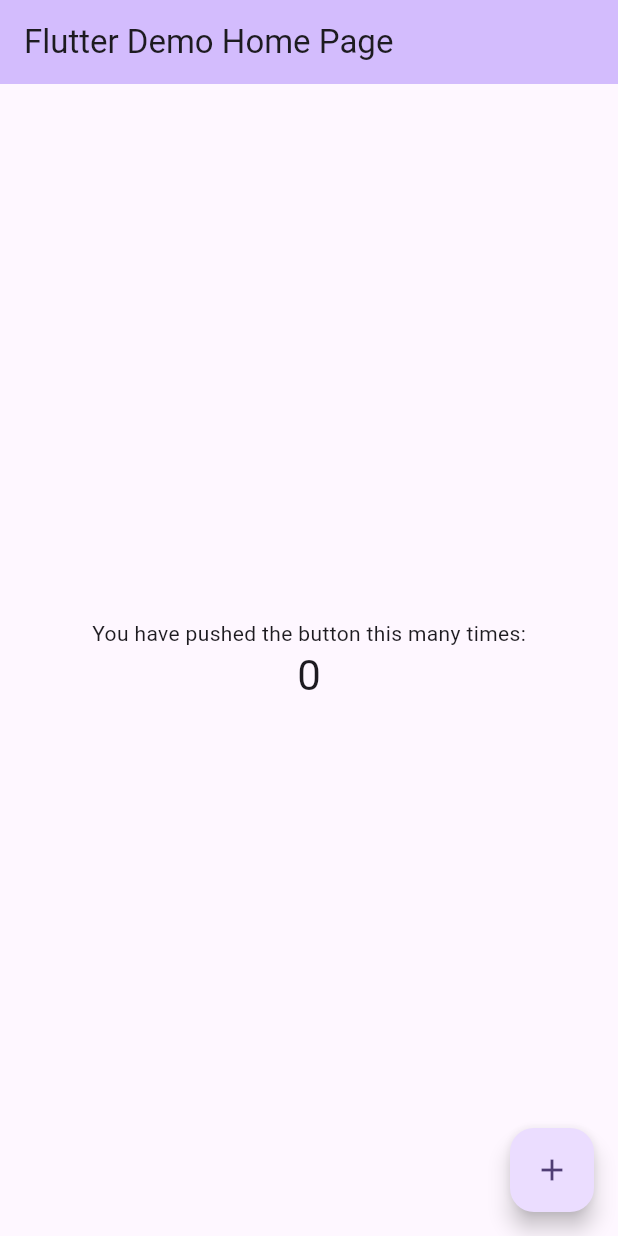
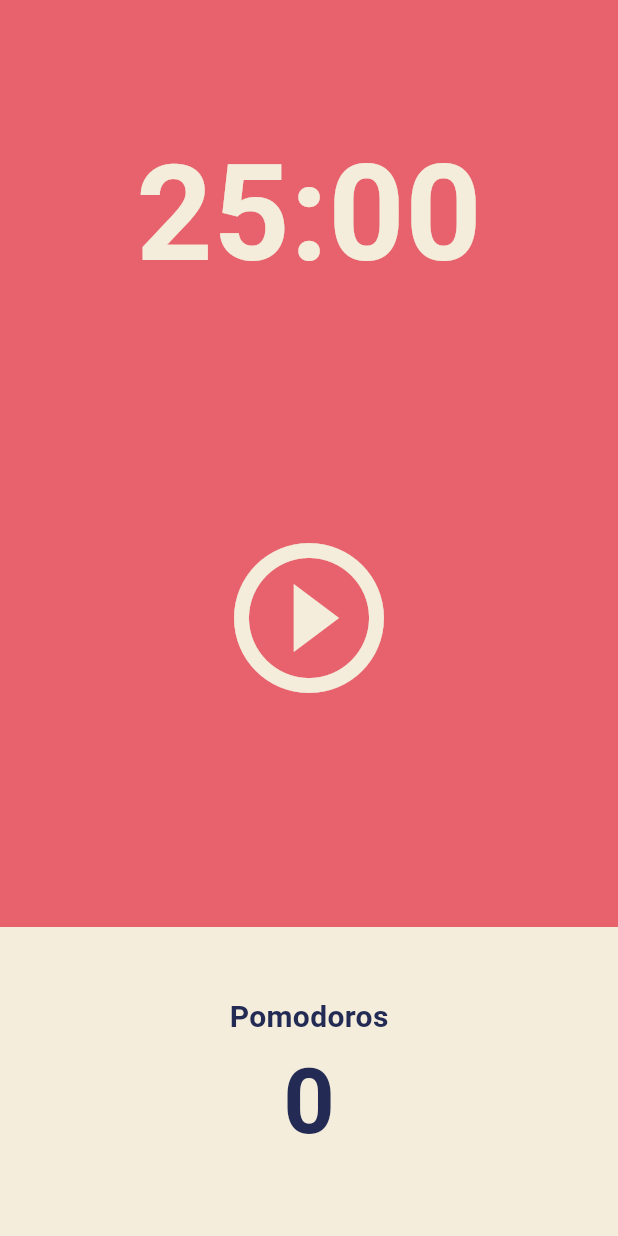
Before and after one commit to hyeonlee717/pomodoroapp, a Flutter app: the screen it shows after launch, on a phone screen of 412 x 824 dp. Run offline on Flutter 3.47's test engine with Material 3 defaults, Android fonts, the light colour scheme and no system bars.

Commit message:
lesson_4_0

```diff
--- a/lib/main.dart
+++ b/lib/main.dart
@@ -1,125 +1,26 @@
 import 'package:flutter/material.dart';
+import 'screens/home_screen.dart';
 
 void main() {
-  runApp(const MyApp());
+  runApp(const App());
 }
 
-class MyApp extends StatelessWidget {
-  const MyApp({super.key});
+class App extends StatelessWidget {
+  const App({super.key});
 
-  // This widget is the root of your application.
   @override
   Widget build(BuildContext context) {
     return MaterialApp(
-      title: 'Flutter Demo',
       theme: ThemeData(
-        // This is the theme of your application.
-        //
-        // TRY THIS: Try running your application with "flutter run". You'll see
-        // the application has a purple toolbar. Then, without quitting the app,
-        // try changing the seedColor in the colorScheme below to Colors.green
-        // and then invoke "hot reload" (save your changes or press the "hot
-        // reload" button in a Flutter-supported IDE, or press "r" if you used
-        // the command line to start the app).
-        //
-        // Notice that the counter didn't reset back to zero; the application
-        // state is not lost during the reload. To reset the state, use hot
-        // restart instead.
-        //
-        // This works for code too, not just values: Most code changes can be
-        // tested with just a hot reload.
-        colorScheme: ColorScheme.fromSeed(seedColor: Colors.deepPurple),
-        useMaterial3: true,
+        scaffoldBackgroundColor: const Color(0xFFE7626C),
+        textTheme: const TextTheme(
+          displayLarge: TextStyle(
+            color: Color(0xFF232B55),
+          ),
+        ),
+        cardColor: const Color(0xFFF4EDDB),
       ),
-      home: const MyHomePage(title: 'Flutter Demo Home Page'),
+      home: const HomeScreen(),
     );
   }
 }
-
-class MyHomePage extends StatefulWidget {
-  const MyHomePage({super.key, required this.title});
-
-  // This widget is the home page of your application. It is stateful, meaning
-  // that it has a State object (defined below) that contains fields that affect
-  // how it looks.
-
-  // This class is the configuration for the state. It holds the values (in this
-  // case the title) provided by the parent (in this case the App widget) and
-  // used by the build method of the State. Fields in a Widget subclass are
-  // always marked "final".
-
-  final String title;
-
-  @override
-  State<MyHomePage> createState() => _MyHomePageState();
-}
-
-class _MyHomePageState extends State<MyHomePage> {
-  int _counter = 0;
-
-  void _incrementCounter() {
-    setState(() {
-      // This call to setState tells the Flutter framework that something has
-      // changed in this State, which causes it to rerun the build method below
-      // so that the display can reflect the updated values. If we changed
-      // _counter without calling setState(), then the build method would not be
-      // called again, and so nothing would appear to happen.
-      _counter++;
-    });
-  }
-
-  @override
-  Widget build(BuildContext context) {
-    // This method is rerun every time setState is called, for instance as done
-    // by the _incrementCounter method above.
-    //
-    // The Flutter framework has been optimized to make rerunning build methods
-    // fast, so that you can just rebuild anything that needs updating rather
-    // than having to individually change instances of widgets.
-    return Scaffold(
-      appBar: AppBar(
-        // TRY THIS: Try changing the color here to a specific color (to
-        // Colors.amber, perhaps?) and trigger a hot reload to see the AppBar
-        // change color while the other colors stay the same.
-        backgroundColor: Theme.of(context).colorScheme.inversePrimary,
-        // Here we take the value from the MyHomePage object that was created by
-        // the App.build method, and use it to set our appbar title.
-        title: Text(widget.title),
-      ),
-      body: Center(
-        // Center is a layout widget. It takes a single child and positions it
-        // in the middle of the parent.
-        child: Column(
-          // Column is also a layout widget. It takes a list of children and
-          // arranges them vertically. By default, it sizes itself to fit its
-          // children horizontally, and tries to be as tall as its parent.
-          //
-          // Column has various properties to control how it sizes itself and
-          // how it positions its children. Here we use mainAxisAlignment to
-          // center the children vertically; the main axis here is the vertical
-          // axis because Columns are vertical (the cross axis would be
-          // horizontal).
-          //
-          // TRY THIS: Invoke "debug painting" (choose the "Toggle Debug Paint"
-          // action in the IDE, or press "p" in the console), to see the
-          // wireframe for each widget.
-          mainAxisAlignment: MainAxisAlignment.center,
-          children: <Widget>[
-            const Text(
-              'You have pushed the button this many times:',
-            ),
-            Text(
-              '$_counter',
-              style: Theme.of(context).textTheme.headlineMedium,
-            ),
-          ],
-        ),
-      ),
-      floatingActionButton: FloatingActionButton(
-        onPressed: _incrementCounter,
-        tooltip: 'Increment',
-        child: const Icon(Icons.add),
-      ), // This trailing comma makes auto-formatting nicer for build methods.
-    );
-  }
-}
--- /dev/null
+++ b/lib/screens/home_screen.dart
@@ -0,0 +1,83 @@
+import 'package:flutter/material.dart';
+
+class HomeScreen extends StatefulWidget {
+  const HomeScreen({super.key});
+
+  @override
+  State<HomeScreen> createState() => _HomeScreenState();
+}
+
+class _HomeScreenState extends State<HomeScreen> {
+  @override
+  Widget build(BuildContext context) {
+    return Scaffold(
+      backgroundColor: Theme.of(context).scaffoldBackgroundColor,
+      body: Column(
+        children: [
+          Flexible(
+            flex: 1,
+            child: Container(
+              alignment: Alignment.bottomCenter,
+              child: Text(
+                '25:00',
+                style: TextStyle(
+                  color: Theme.of(context).cardColor,
+                  fontSize: 89,
+                  fontWeight: FontWeight.w600,
+                ),
+              ),
+            ),
+          ),
+          Flexible(
+            flex: 2,
+            child: Center(
+              child: IconButton(
+                iconSize: 120,
+                color: Theme.of(context).cardColor,
+                onPressed: () {},
+                icon: const Icon(Icons.play_circle_outline),
+              ),
+            ),
+          ),
+          Flexible(
+            flex: 1,
+            child: Row(
+              children: [
+                Expanded(
+                  child: Container(
+                    decoration: BoxDecoration(
+                      color: Theme.of(context).cardColor,
+                    ),
+                    child: Column(
+                      mainAxisAlignment: MainAxisAlignment.center,
+                      children: [
+                        Text(
+                          'Pomodoros',
+                          style: TextStyle(
+                            fontSize: 20,
+                            color:
+                                Theme.of(context).textTheme.displayLarge?.color,
+                            fontWeight: FontWeight.w600,
+                          ),
+                        ),
+                        Text(
+                          '0',
+                          style: TextStyle(
+                            fontSize: 60,
+                            color:
+                                Theme.of(context).textTheme.displayLarge?.color,
+                            fontWeight: FontWeight.w600,
+                          ),
+                        ),
+                      ],
+                    ),
+                  ),
+                ),
+              ],
+            ),
+          ),
+        ],
+      ),
+    );
+  }
+}
```
Also changed, not shown: 1 other file.
